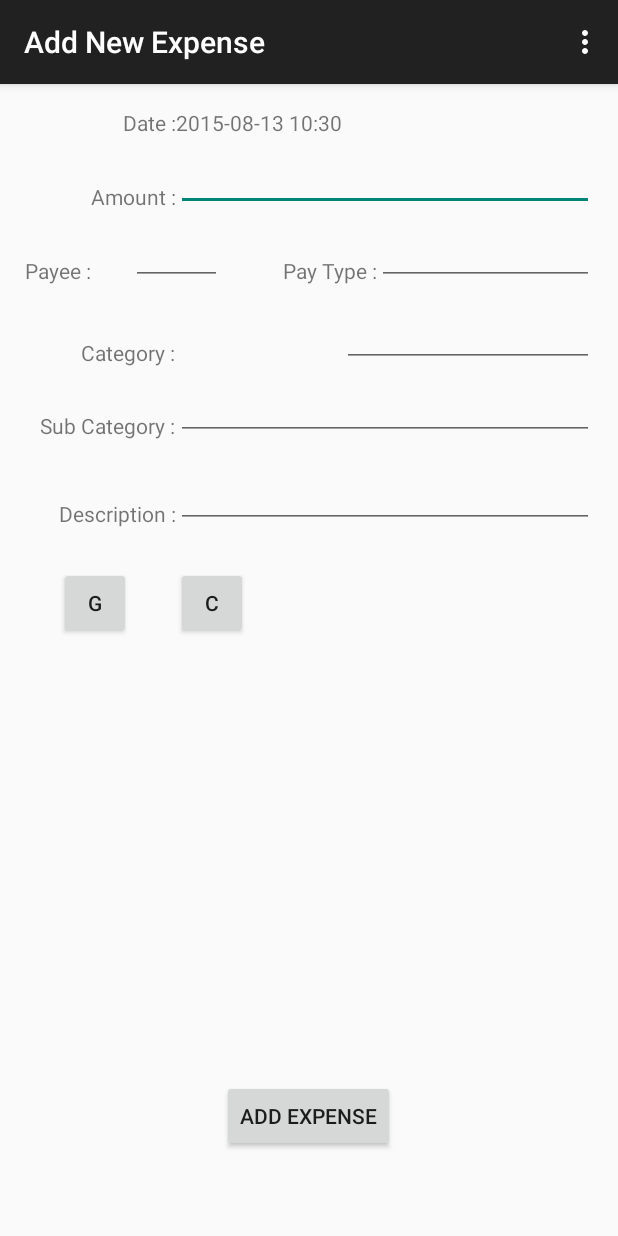
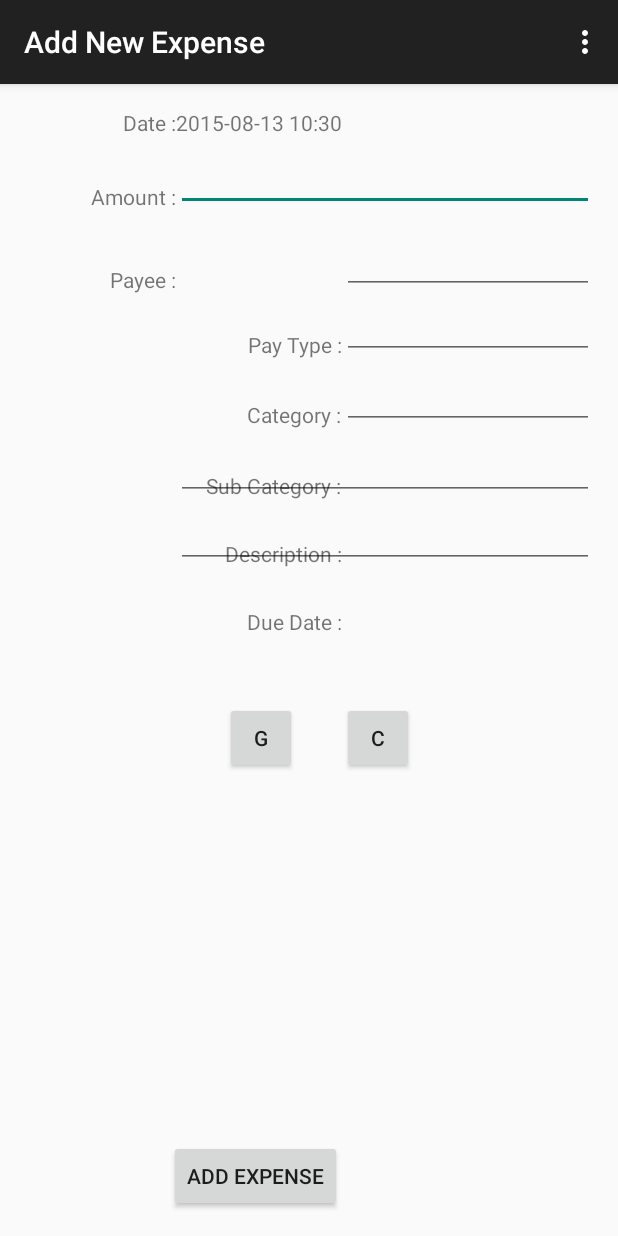
Before and after one commit to yasankarj/SEP, an Android app: the AddExpenseActivity screen opened directly, with no data from a screen before it, on a phone screen of 412 x 824 dp. Run offline under Robolectric (Android 15) with nearby library versions, the phone set to English and light mode, and no system bars.

```diff
--- a/app/src/main/res/layout/activity_add_expense.xml
+++ b/app/src/main/res/layout/activity_add_expense.xml
@@ -1,3 +1,8 @@
+<ScrollView xmlns:android="http://schemas.android.com/apk/res/android"
+    android:layout_width="fill_parent"
+    android:layout_height="fill_parent"
+    android:fillViewport="true">
+
 <RelativeLayout xmlns:android="http://schemas.android.com/apk/res/android"
     xmlns:tools="http://schemas.android.com/tools" android:layout_width="match_parent"
     android:layout_height="match_parent" android:paddingLeft="@dimen/activity_horizontal_margin"
@@ -35,10 +40,10 @@
         android:textAppearance="?android:attr/textAppearanceSmall"
         android:text="Payee :"
         android:id="@+id/payeeLbl"
-        android:layout_marginTop="30dp"
+        android:layout_marginTop="36dp"
         android:layout_below="@+id/amountLbl"
-        android:layout_toLeftOf="@+id/amountLbl"
-        android:layout_toStartOf="@+id/amountLbl" />
+        android:layout_alignRight="@+id/amountLbl"
+        android:layout_alignEnd="@+id/amountLbl" />
 
     <TextView
         android:layout_width="wrap_content"
@@ -46,10 +51,10 @@
         android:textAppearance="?android:attr/textAppearanceSmall"
         android:text="Category :"
         android:id="@+id/catLbl"
-        android:layout_marginTop="35dp"
-        android:layout_below="@+id/payeeLbl"
-        android:layout_alignRight="@+id/amountLbl"
-        android:layout_alignEnd="@+id/amountLbl" />
+        android:layout_below="@+id/textView2"
+        android:layout_toLeftOf="@+id/categoryTxt"
+        android:layout_toStartOf="@+id/categoryTxt"
+        android:layout_marginTop="27dp" />
 
     <TextView
         android:layout_width="wrap_content"
@@ -60,7 +65,7 @@
         android:layout_below="@+id/textView"
         android:layout_alignRight="@+id/textView"
         android:layout_alignEnd="@+id/textView"
-        android:layout_marginTop="39dp" />
+        android:layout_marginTop="26dp" />
 
     <Button
         style="?android:attr/buttonStyleSmall"
@@ -70,8 +75,8 @@
         android:id="@+id/addExpBtn"
         android:onClick="addExpense"
         android:layout_alignParentBottom="true"
-        android:layout_centerHorizontal="true"
-        android:layout_marginBottom="40dp" />
+        android:layout_toLeftOf="@+id/payeeTypeTxt"
+        android:layout_toStartOf="@+id/payeeTypeTxt" />
 
     <EditText
         android:layout_width="wrap_content"
@@ -88,10 +93,11 @@
         android:layout_width="wrap_content"
         android:layout_height="wrap_content"
         android:id="@+id/instTxt"
-        android:layout_above="@+id/catLbl"
-        android:layout_toRightOf="@+id/galleryBtn"
-        android:layout_toLeftOf="@+id/addExpBtn"
-        android:layout_toStartOf="@+id/addExpBtn" />
+        android:layout_alignBottom="@+id/payeeLbl"
+        android:layout_alignRight="@+id/amountTxt"
+        android:layout_alignEnd="@+id/amountTxt"
+        android:layout_toRightOf="@+id/curDateTxt"
+        android:layout_toEndOf="@+id/curDateTxt" />
 
     <EditText
         android:layout_width="wrap_content"
@@ -119,7 +125,7 @@
         android:id="@+id/galleryBtn"
         android:width="30px"
         android:onClick="addPhoto"
-        android:layout_marginTop="26dp"
+        android:layout_marginTop="89dp"
         android:layout_below="@+id/descLbl"
         android:layout_alignLeft="@+id/descLbl"
         android:layout_alignStart="@+id/descLbl" />
@@ -133,7 +139,7 @@
         android:layout_below="@+id/catLbl"
         android:layout_alignRight="@+id/catLbl"
         android:layout_alignEnd="@+id/catLbl"
-        android:layout_marginTop="29dp" />
+        android:layout_marginTop="28dp" />
 
     <EditText
         android:layout_width="wrap_content"
@@ -171,11 +177,10 @@
         android:textAppearance="?android:attr/textAppearanceSmall"
         android:text="Pay Type :"
         android:id="@+id/textView2"
-        android:layout_above="@+id/catLbl"
-        android:layout_toRightOf="@+id/captureBtn"
-        android:layout_toEndOf="@+id/captureBtn"
-        android:layout_marginLeft="23dp"
-        android:layout_marginStart="23dp" />
+        android:layout_below="@+id/payeeLbl"
+        android:layout_alignRight="@+id/catLbl"
+        android:layout_alignEnd="@+id/catLbl"
+        android:layout_marginTop="24dp" />
 
     <EditText
         android:layout_width="wrap_content"
@@ -186,4 +191,16 @@
         android:layout_alignRight="@+id/amountTxt"
         android:layout_alignEnd="@+id/amountTxt" />
 
+    <TextView
+        android:layout_width="wrap_content"
+        android:layout_height="wrap_content"
+        android:textAppearance="?android:attr/textAppearanceSmall"
+        android:text="Due Date :"
+        android:id="@+id/textView3"
+        android:layout_below="@+id/descLbl"
+        android:layout_alignRight="@+id/textView"
+        android:layout_alignEnd="@+id/textView"
+        android:layout_marginTop="26dp" />
+
 </RelativeLayout>
+</ScrollView>
```
